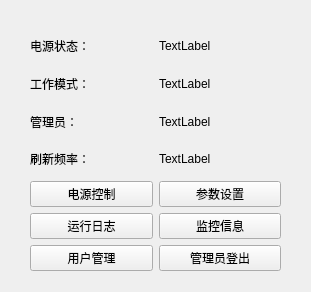
Above: Master/managercontrolpanel.ui from L-Jay1999/DistributedTemperatureControlSystem before the change. Below: the same form after it.
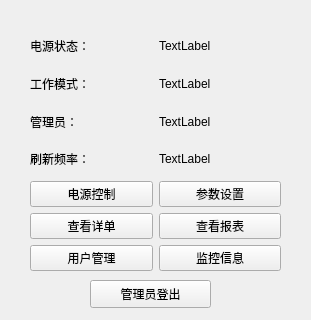
That is the form after the change.

```diff
--- a/Master/managercontrolpanel.ui
+++ b/Master/managercontrolpanel.ui
@@ -7,7 +7,7 @@
     <x>0</x>
     <y>0</y>
     <width>311</width>
-    <height>292</height>
+    <height>320</height>
    </rect>
   </property>
   <property name="windowTitle">
@@ -33,14 +33,7 @@
     <item row="5" column="0">
      <widget class="QPushButton" name="pushButton_log">
       <property name="text">
-       <string>运行日志</string>
-      </property>
-     </widget>
-    </item>
-    <item row="5" column="1">
-     <widget class="QPushButton" name="pushButton_monitor">
-      <property name="text">
-       <string>监控信息</string>
+       <string>查看详单</string>
       </property>
      </widget>
     </item>
@@ -79,13 +72,6 @@
       </property>
      </widget>
     </item>
-    <item row="6" column="1">
-     <widget class="QPushButton" name="pushButton_logout">
-      <property name="text">
-       <string>管理员登出</string>
-      </property>
-     </widget>
-    </item>
     <item row="2" column="1">
      <widget class="QLabel" name="label_manager">
       <property name="text">
@@ -121,8 +107,35 @@
       </property>
      </widget>
     </item>
+    <item row="6" column="1">
+     <widget class="QPushButton" name="pushButton_monitor">
+      <property name="text">
+       <string>监控信息</string>
+      </property>
+     </widget>
+    </item>
+    <item row="5" column="1">
+     <widget class="QPushButton" name="pushButton_report">
+      <property name="text">
+       <string>查看报表</string>
+      </property>
+     </widget>
+    </item>
    </layout>
   </widget>
+  <widget class="QPushButton" name="pushButton_logout">
+   <property name="geometry">
+    <rect>
+     <x>90</x>
+     <y>280</y>
+     <width>121</width>
+     <height>28</height>
+    </rect>
+   </property>
+   <property name="text">
+    <string>管理员登出</string>
+   </property>
+  </widget>
  </widget>
  <resources/>
  <connections/>
```
Left out of the diff: 2 changed lines with no effect on the pictures.
